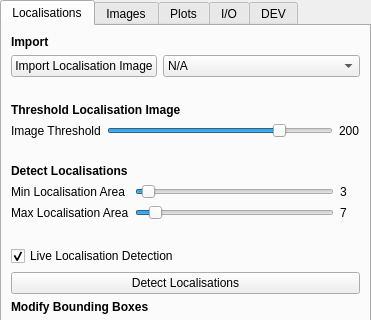
The window that src/napari_gapseq/gapseq_ui.ui (piedrro/napari-GapSeq) describes before a commit, drawn with Qt 5; both pictures show x 0 to 371 and y 0 to 320 of the 371 by 657 pixel window.
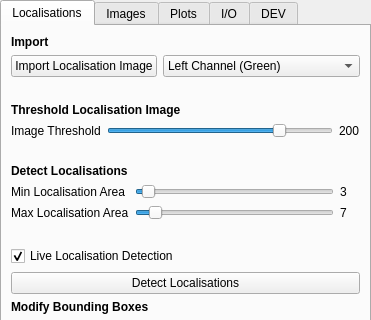
The same window after the commit.

The edit to the form file:
```diff
--- a/src/napari_gapseq/gapseq_ui.ui
+++ b/src/napari_gapseq/gapseq_ui.ui
@@ -39,7 +39,7 @@
       <item row="0" column="1">
        <widget class="QComboBox" name="localisation_channel">
         <property name="currentIndex">
-         <number>0</number>
+         <number>1</number>
         </property>
         <item>
          <property name="text">
```
Left out of the diff: 2 changed lines with no effect on the pictures.
